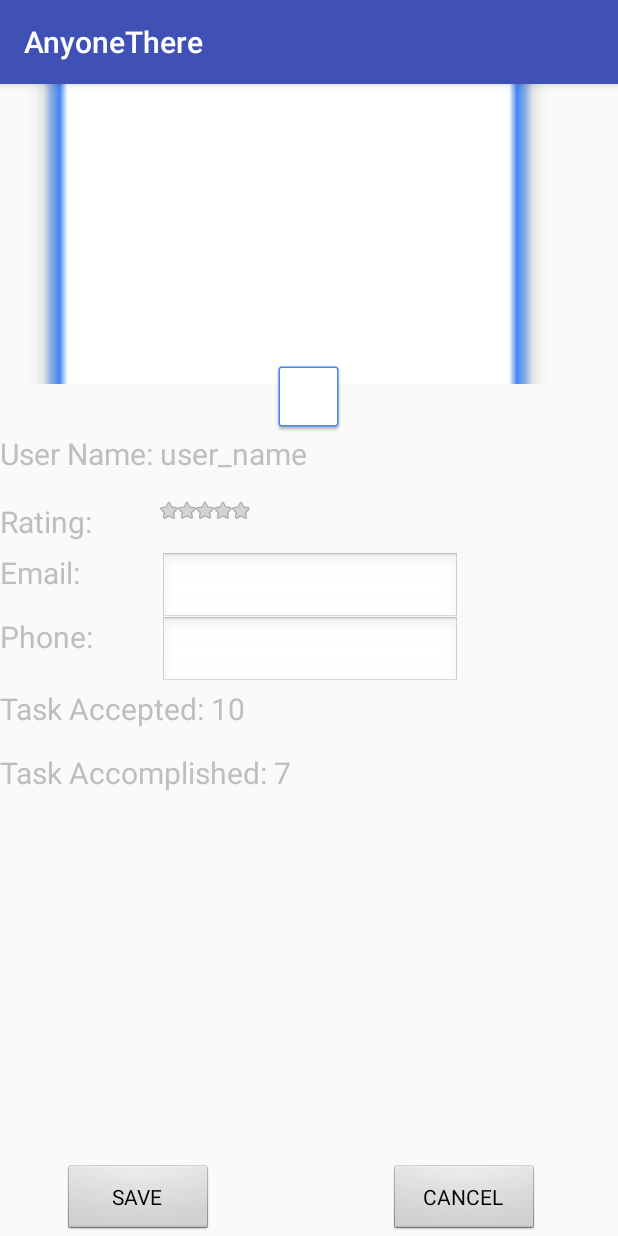
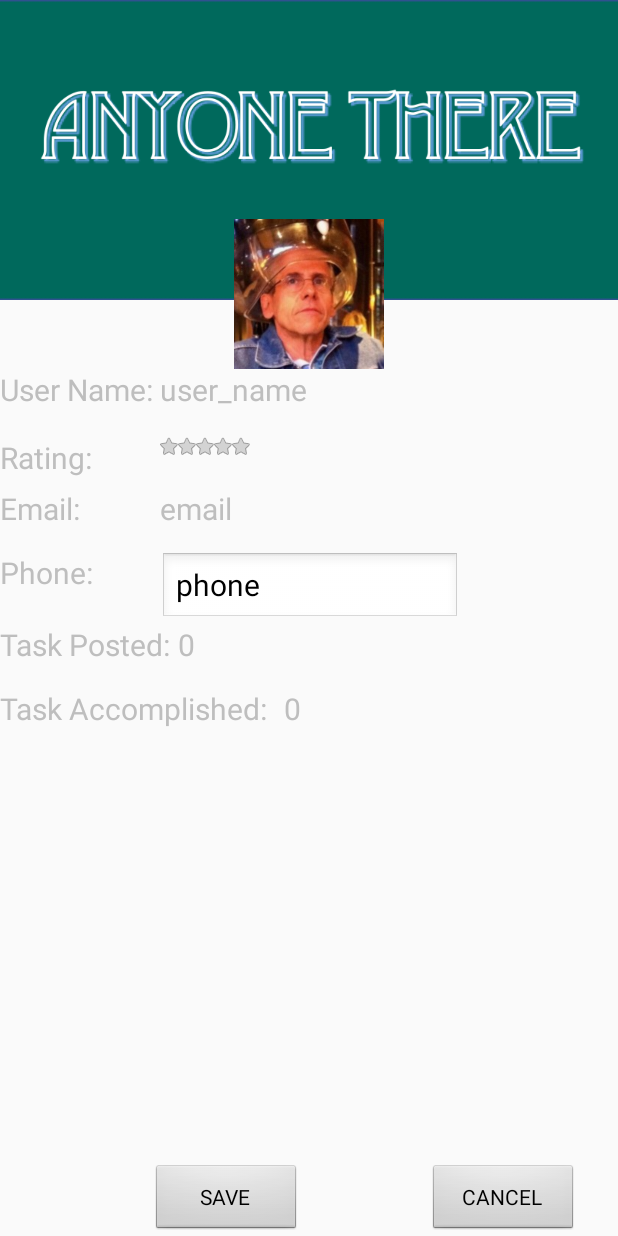
Before and after one commit to wonter123/AnyoneThereGithub, an Android app: the ProfileEditActivity screen opened directly, with no data from a screen before it, on a phone screen of 412 x 824 dp. Run offline under Robolectric (Android 15) with nearby library versions, the phone set to English and light mode, and no system bars; our stand-ins replace Firebase (no records; nobody signed in at launch, a user with empty details on screens opened directly).

Commit message:
Add profile edit activity

```diff
--- a/app/src/main/AndroidManifest.xml
+++ b/app/src/main/AndroidManifest.xml
@@ -45,13 +45,14 @@
             android:name=".MapsActivity2"
             android:label="@string/title_activity_maps2"></activity>
         <activity android:name=".ProfileActivity"
-                  android:theme="@style/Theme.AppCompat.Light.NoActionBar">>
+                  android:theme="@style/Theme.AppCompat.Light.NoActionBar">
             <intent-filter>
                 <action android:name="android.intent.action.PROFILE" />
                 <category android:name="android.intent.category.DEFAULT" />
             </intent-filter>
         </activity>
-        <activity android:name=".ProfileEditActivity">
+        <activity android:name=".ProfileEditActivity"
+                  android:theme="@style/Theme.AppCompat.Light.NoActionBar">
             <intent-filter>
                 <action android:name="android.intent.action.PROFILE" />
                 <category android:name="android.intent.category.DEFAULT" />
--- a/app/src/main/java/anyonethere/cs/brandies/edu/anyonetheregithub/ProfileActivity.java
+++ b/app/src/main/java/anyonethere/cs/brandies/edu/anyonetheregithub/ProfileActivity.java
@@ -41,7 +41,7 @@ public class ProfileActivity extends AppCompatActivity {
         super.onCreate(savedInstanceState);
         setContentView(R.layout.user_profile);
 
-
+        // get the database information
         mDatabase = FirebaseDatabase.getInstance().getReference("users");
         mAuth = FirebaseAuth.getInstance();
 
--- a/app/src/main/java/anyonethere/cs/brandies/edu/anyonetheregithub/ProfileEditActivity.java
+++ b/app/src/main/java/anyonethere/cs/brandies/edu/anyonetheregithub/ProfileEditActivity.java
@@ -5,12 +5,22 @@ import android.os.Bundle;
 import android.support.v7.app.AppCompatActivity;
 import android.view.View;
 import android.widget.Button;
+import android.widget.EdgeEffect;
 import android.widget.EditText;
+import android.widget.RatingBar;
 import android.widget.TextView;
+import android.widget.Toast;
 
 import com.google.firebase.auth.FirebaseAuth;
 import com.google.firebase.auth.FirebaseUser;
+import com.google.firebase.database.DataSnapshot;
+import com.google.firebase.database.DatabaseError;
+import com.google.firebase.database.DatabaseReference;
 import com.google.firebase.database.FirebaseDatabase;
+import com.google.firebase.database.ValueEventListener;
+
+import java.util.HashMap;
+import java.util.Map;
 
 /**
  * Created by chensi on 11/30/17.
@@ -21,19 +31,70 @@ public class ProfileEditActivity extends AppCompatActivity {
     FirebaseUser user;
     String email;
     String phone;
-    EditText emailText;
+    String name;
+    int rating;
+    int post_number;
+    int accomplished_number;
+
     EditText phoneText;
     FirebaseAuth mAuth;
+    DatabaseReference mDatabase;
+    DatabaseReference curUserReference;
+    User currentUser;
 
     @Override
     protected void onCreate(Bundle savedInstanceState) {
         super.onCreate(savedInstanceState);
         setContentView(R.layout.user_profile_edit);
 
+        // get the database information
+        mDatabase = FirebaseDatabase.getInstance().getReference("users");
         mAuth = FirebaseAuth.getInstance();
 
-        // set the user profile in menu header
-        user = FirebaseAuth.getInstance().getCurrentUser();
+        // get current user's name for further search in database
+        email = mAuth.getCurrentUser().getEmail();
+
+        // extract user info from database
+        mDatabase.addValueEventListener(new ValueEventListener() {
+            @Override
+            public void onDataChange(DataSnapshot dataSnapshot) {
+                for (DataSnapshot ds : dataSnapshot.getChildren()) {
+                    currentUser = ds.getValue(User.class);
+
+                    if(currentUser.getEmail().equals(email)){
+                        // set all fields from database
+                        TextView profileName = (TextView) findViewById(R.id.profile_edit_name);
+                        TextView profileEmail = (TextView) findViewById(R.id.profile_edit_email);
+                        phoneText = (EditText) findViewById(R.id.profile_edit_phone);
+                        RatingBar profileRating = (RatingBar) findViewById(R.id.profile_edit_ratingBar);
+                        TextView profileTaskAccomplished = (TextView) findViewById(R.id.profile_edit_accomplished_number);
+                        TextView profileTaskPoseted = (TextView) findViewById(R.id.profile_edit_post_number);
+
+                        // set the field of user
+                        name = currentUser.getUsername();
+                        email = currentUser.getEmail();
+                        phone = currentUser.getPhone();
+                        rating = currentUser.getRating();
+                        accomplished_number = currentUser.getTask_accomplished();
+                        post_number = currentUser.getTask_posted();
+
+                        // set each view with input information
+                        profileName.setText(name);
+                        profileEmail.setText(email);
+                        phoneText.setText(phone);
+                        profileRating.setNumStars(rating);
+                        profileTaskAccomplished.setText(Integer.toString(accomplished_number));
+                        profileTaskPoseted.setText(Integer.toString(post_number));
+
+                        break;
+                    }
+                }
+            }
+            @Override
+            public void onCancelled(DatabaseError databaseError) {
+
+            }
+        });
 
         // click cancel button
         Button cancelButton = (Button) findViewById(R.id.profile_edit_cancelbutton);
@@ -47,24 +108,38 @@ public class ProfileEditActivity extends AppCompatActivity {
 
         // click save button
         Button saveButton = (Button) findViewById(R.id.profile_edit_savebutton);
-
         // set the edit field with old data
-        emailText = (EditText) findViewById(R.id.profile_edit_email);
-        phoneText = (EditText) findViewById(R.id.profile_edit_phone);
-        email = user.getEmail();
-        phone = user.getPhoneNumber();
-        emailText.setText(email);
-        phoneText.setText(phone);
-
         saveButton.setOnClickListener(new View.OnClickListener() {
             @Override
             public void onClick(View view) {
-                // set email and phone as new input data
-                email = emailText.getText().toString();
-                phone = phoneText.getText().toString();
+                mDatabase.addValueEventListener(new ValueEventListener() {
+                    @Override
+                    public void onDataChange(DataSnapshot dataSnapshot) {
+                        for (DataSnapshot ds : dataSnapshot.getChildren()) {
+                            User tmp = ds.getValue(User.class);
+                            if (tmp.getEmail().equals(email)) {
+                                String key = ds.getKey();
+
+                                phoneText = (EditText) findViewById(R.id.profile_edit_phone);
+                                String phone = phoneText.getText().toString();
+
+                                curUserReference = mDatabase.child(key);
+                                curUserReference.child("phone").setValue(phone);
+
+                                finish();
+                            }
+                        }
+                    }
+
+                    @Override
+                    public void onCancelled(DatabaseError databaseError) {
+
+                    }
+                });
 
                 Intent saveIntent = new Intent(ProfileEditActivity.this, ProfileActivity.class);
                 startActivity(saveIntent);
+
             }
         });
     }
--- a/app/src/main/res/layout/user_profile_edit.xml
+++ b/app/src/main/res/layout/user_profile_edit.xml
@@ -7,23 +7,24 @@
 
     <ImageView
         android:id="@+id/profile_edit_cover"
-        android:layout_width="384dp"
+        android:layout_width="match_parent"
         android:layout_height="200dp"
+        android:layout_alignParentLeft="true"
+        android:layout_alignParentStart="true"
+        android:layout_alignParentTop="true"
         android:scaleType="centerCrop"
         app:layout_constraintLeft_toLeftOf="parent"
         app:layout_constraintTop_toTopOf="parent"
-        app:srcCompat="@drawable/common_google_signin_btn_icon_dark_normal_background"
-        android:layout_marginTop="0dp"
-        android:layout_marginLeft="0dp" />
+        app:srcCompat="@drawable/profile_cover" />
 
     <ImageView
         android:id="@+id/profile_edit_photo"
-        android:layout_width="wrap_content"
-        android:layout_height="wrap_content"
-        app:srcCompat="@drawable/common_google_signin_btn_icon_dark_normal_background"
+        android:layout_width="100dp"
+        android:layout_height="100dp"
         android:layout_alignParentTop="true"
         android:layout_centerHorizontal="true"
-        android:layout_marginTop="184dp" />
+        android:layout_marginTop="146dp"
+        app:srcCompat="@drawable/pito_head_1" />
 
     <TextView
         android:layout_width="wrap_content"
@@ -77,7 +78,7 @@
         android:text="Email: "
         android:textSize="20dp" />
 
-    <EditText
+    <TextView
         android:id="@+id/profile_edit_email"
         android:layout_width="200dp"
         android:layout_height="wrap_content"
@@ -114,7 +115,17 @@
         android:layout_alignParentLeft="true"
         android:layout_alignParentStart="true"
         android:layout_below="@+id/profile_edit_phone"
-        android:text="Task Accepted: 10"
+        android:text="Task Posted: "
+        android:textSize="20dp" />
+
+    <TextView
+        android:id="@+id/profile_edit_post_number"
+        android:layout_width="wrap_content"
+        android:layout_height="wrap_content"
+        android:layout_above="@+id/profile_edit_accomplished"
+        android:layout_toEndOf="@+id/profile_edit_task"
+        android:layout_toRightOf="@+id/profile_edit_task"
+        android:text="0"
         android:textSize="20dp" />
 
     <TextView
@@ -124,19 +135,31 @@
         android:layout_below="@+id/profile_edit_task"
         android:layout_alignLeft="@+id/profile_edit_task"
         android:layout_alignStart="@+id/profile_edit_task"
-        android:text="Task Accomplished: 7"
+        android:text="Task Accomplished: "
         android:layout_marginTop="15dp"
+        android:textSize="20dp" />
+
+    <TextView
+        android:id="@+id/profile_edit_accomplished_number"
+        android:layout_width="wrap_content"
+        android:layout_height="wrap_content"
+        android:layout_alignBaseline="@+id/profile_edit_accomplished"
+        android:layout_alignBottom="@+id/profile_edit_accomplished"
+        android:layout_marginLeft="6dp"
+        android:layout_marginStart="6dp"
+        android:layout_toEndOf="@+id/profile_edit_accomplished"
+        android:layout_toRightOf="@+id/profile_edit_accomplished"
+        android:text="0"
         android:textSize="20dp" />
 
     <Button
         android:id="@+id/profile_edit_savebutton"
         android:layout_width="100dp"
         android:layout_height="wrap_content"
-        android:layout_alignEnd="@+id/profile_edit_task"
-        android:layout_alignParentBottom="true"
-        android:layout_alignRight="@+id/profile_edit_task"
-        android:layout_marginEnd="22dp"
-        android:layout_marginRight="22dp"
+        android:layout_alignBaseline="@+id/profile_edit_cancelbutton"
+        android:layout_alignBottom="@+id/profile_edit_cancelbutton"
+        android:layout_alignEnd="@+id/profile_edit_accomplished_number"
+        android:layout_alignRight="@+id/profile_edit_accomplished_number"
         android:text="SAVE" />
 
     <Button
```
Also changed, not shown: app/src/main/java/anyonethere/cs/brandies/edu/anyonetheregithub/User.java (+28 -0 lines).
